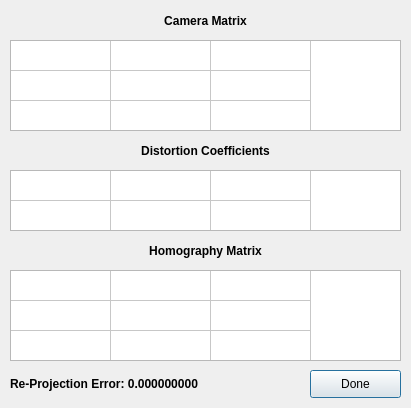
Qt form gui/dialogCalibrationResults.ui (Spinarakk/defectmonitor) before a commit.
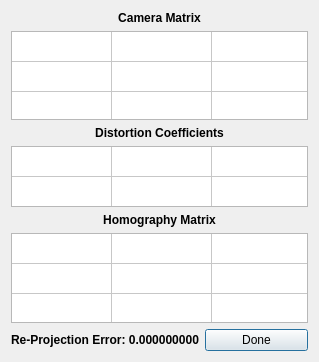
The same form after that commit. Icons and pictures are not drawn.

Commit message: - Implemented the compare overlay function that compares the detect scan pattern output with the contour part overlay using template matching - Fixed the layout scaling issues of the Slice Converter, Overlay Adjustment, Camera Calibration, Camera Settings and Calibration Results dialog windows - Also fixed all the window icons and made sure all windows work properly

Diff of the .ui file:
```diff
--- a/gui/dialogCalibrationResults.ui
+++ b/gui/dialogCalibrationResults.ui
@@ -6,20 +6,20 @@
    <rect>
     <x>0</x>
     <y>0</y>
-    <width>411</width>
-    <height>408</height>
+    <width>319</width>
+    <height>362</height>
    </rect>
   </property>
   <property name="minimumSize">
    <size>
-    <width>411</width>
-    <height>408</height>
+    <width>319</width>
+    <height>362</height>
    </size>
   </property>
   <property name="maximumSize">
    <size>
-    <width>411</width>
-    <height>408</height>
+    <width>319</width>
+    <height>362</height>
    </size>
   </property>
   <property name="windowTitle">
@@ -29,28 +29,60 @@
    <iconset>
     <normaloff>logo.ico</normaloff>logo.ico</iconset>
   </property>
-  <widget class="QPushButton" name="buttonDone">
-   <property name="geometry">
-    <rect>
-     <x>310</x>
-     <y>370</y>
-     <width>91</width>
-     <height>28</height>
-    </rect>
+  <layout class="QGridLayout" name="gridLayout">
+   <item row="0" column="0" colspan="2">
+    <widget class="QLabel" name="labelCameraMatrix">
+     <property name="font">
+      <font>
+       <pointsize>9</pointsize>
+       <weight>75</weight>
+       <bold>true</bold>
+      </font>
    </property>
    <property name="text">
-    <string>Done</string>
-   </property>
-  </widget>
+      <string>Camera Matrix</string>
+     </property>
+     <property name="alignment">
+      <set>Qt::AlignCenter</set>
+     </property>
+    </widget>
+   </item>
+   <item row="2" column="0" colspan="2">
+    <widget class="QLabel" name="labelDistortionCoefficients">
+     <property name="font">
+      <font>
+       <pointsize>9</pointsize>
+       <weight>75</weight>
+       <bold>true</bold>
+      </font>
+     </property>
+     <property name="text">
+      <string>Distortion Coefficients</string>
+     </property>
+     <property name="alignment">
+      <set>Qt::AlignCenter</set>
+     </property>
+    </widget>
+   </item>
+   <item row="4" column="0" colspan="2">
+    <widget class="QLabel" name="labelHomographyMatrix">
+     <property name="font">
+      <font>
+       <pointsize>9</pointsize>
+       <weight>75</weight>
+       <bold>true</bold>
+      </font>
+     </property>
+     <property name="text">
+      <string>Homography Matrix</string>
+     </property>
+     <property name="alignment">
+      <set>Qt::AlignCenter</set>
+     </property>
+    </widget>
+   </item>
+   <item row="6" column="0">
   <widget class="QLabel" name="labelRMS">
-   <property name="geometry">
-    <rect>
-     <x>10</x>
-     <y>370</y>
-     <width>271</width>
-     <height>28</height>
-    </rect>
-   </property>
    <property name="font">
     <font>
      <pointsize>9</pointsize>
@@ -68,18 +100,19 @@
     <set>Qt::AlignLeading|Qt::AlignLeft|Qt::AlignVCenter</set>
    </property>
   </widget>
+   </item>
+   <item row="6" column="1">
+    <widget class="QPushButton" name="pushDone">
+     <property name="text">
+      <string>Done</string>
+     </property>
+    </widget>
+   </item>
+   <item row="1" column="0" colspan="2">
   <widget class="QTableWidget" name="tableCameraMatrix">
    <property name="enabled">
     <bool>true</bool>
    </property>
-   <property name="geometry">
-    <rect>
-     <x>10</x>
-     <y>40</y>
-     <width>391</width>
-     <height>91</height>
-    </rect>
-   </property>
    <property name="verticalScrollBarPolicy">
     <enum>Qt::ScrollBarAlwaysOff</enum>
    </property>
@@ -140,63 +173,83 @@
     </property>
    </item>
   </widget>
-  <widget class="QLabel" name="labelCameraMatrix">
-   <property name="geometry">
-    <rect>
-     <x>10</x>
-     <y>0</y>
-     <width>391</width>
-     <height>41</height>
-    </rect>
-   </property>
-   <property name="font">
-    <font>
-     <pointsize>9</pointsize>
-     <weight>75</weight>
-     <bold>true</bold>
-    </font>
-   </property>
-   <property name="text">
-    <string>Camera Matrix</string>
-   </property>
-   <property name="alignment">
-    <set>Qt::AlignCenter</set>
-   </property>
-  </widget>
-  <widget class="QLabel" name="labelDistortionCoefficients">
-   <property name="geometry">
-    <rect>
-     <x>10</x>
-     <y>130</y>
-     <width>391</width>
-     <height>41</height>
-    </rect>
-   </property>
-   <property name="font">
-    <font>
-     <pointsize>9</pointsize>
-     <weight>75</weight>
-     <bold>true</bold>
-    </font>
-   </property>
+   </item>
+   <item row="5" column="0" colspan="2">
+    <widget class="QTableWidget" name="tableHomographyMatrix">
+     <property name="enabled">
+      <bool>true</bool>
+     </property>
+     <property name="verticalScrollBarPolicy">
+      <enum>Qt::ScrollBarAlwaysOff</enum>
+     </property>
+     <property name="horizontalScrollBarPolicy">
+      <enum>Qt::ScrollBarAlwaysOff</enum>
+     </property>
+     <property name="autoScroll">
+      <bool>false</bool>
+     </property>
+     <property name="editTriggers">
+      <set>QAbstractItemView::NoEditTriggers</set>
+     </property>
+     <property name="showGrid">
+      <bool>true</bool>
+     </property>
+     <property name="wordWrap">
+      <bool>true</bool>
+     </property>
+     <property name="cornerButtonEnabled">
+      <bool>true</bool>
+     </property>
+     <property name="rowCount">
+      <number>3</number>
+     </property>
+     <property name="columnCount">
+      <number>3</number>
+     </property>
+     <attribute name="horizontalHeaderVisible">
+      <bool>false</bool>
+     </attribute>
+     <attribute name="verticalHeaderVisible">
+      <bool>false</bool>
+     </attribute>
+     <attribute name="verticalHeaderDefaultSectionSize">
+      <number>30</number>
+     </attribute>
+     <row/>
+     <row/>
+     <row/>
+     <column>
    <property name="text">
-    <string>Distortion Coefficients</string>
-   </property>
-   <property name="alignment">
-    <set>Qt::AlignCenter</set>
-   </property>
-  </widget>
+       <string>1</string>
+      </property>
+     </column>
+     <column>
+      <property name="text">
+       <string>2</string>
+      </property>
+     </column>
+     <column>
+      <property name="text">
+       <string>3</string>
+      </property>
+     </column>
+     <item row="0" column="0">
+      <property name="text">
+       <string/>
+      </property>
+     </item>
+    </widget>
+   </item>
+   <item row="3" column="0" colspan="2">
   <widget class="QTableWidget" name="tableDistortionCoefficients">
    <property name="enabled">
     <bool>true</bool>
    </property>
-   <property name="geometry">
-    <rect>
-     <x>10</x>
-     <y>170</y>
-     <width>391</width>
+     <property name="maximumSize">
+      <size>
+       <width>16777215</width>
      <height>61</height>
-    </rect>
+      </size>
    </property>
    <property name="verticalScrollBarPolicy">
     <enum>Qt::ScrollBarAlwaysOff</enum>
@@ -257,103 +310,12 @@
     </property>
    </item>
   </widget>
-  <widget class="QLabel" name="labelHomographyMatrix">
-   <property name="geometry">
-    <rect>
-     <x>10</x>
-     <y>230</y>
-     <width>391</width>
-     <height>41</height>
-    </rect>
-   </property>
-   <property name="font">
-    <font>
-     <pointsize>9</pointsize>
-     <weight>75</weight>
-     <bold>true</bold>
-    </font>
-   </property>
-   <property name="text">
-    <string>Homography Matrix</string>
-   </property>
-   <property name="alignment">
-    <set>Qt::AlignCenter</set>
-   </property>
-  </widget>
-  <widget class="QTableWidget" name="tableHomographyMatrix">
-   <property name="enabled">
-    <bool>true</bool>
-   </property>
-   <property name="geometry">
-    <rect>
-     <x>10</x>
-     <y>270</y>
-     <width>391</width>
-     <height>91</height>
-    </rect>
-   </property>
-   <property name="verticalScrollBarPolicy">
-    <enum>Qt::ScrollBarAlwaysOff</enum>
-   </property>
-   <property name="horizontalScrollBarPolicy">
-    <enum>Qt::ScrollBarAlwaysOff</enum>
-   </property>
-   <property name="autoScroll">
-    <bool>false</bool>
-   </property>
-   <property name="editTriggers">
-    <set>QAbstractItemView::NoEditTriggers</set>
-   </property>
-   <property name="showGrid">
-    <bool>true</bool>
-   </property>
-   <property name="wordWrap">
-    <bool>true</bool>
-   </property>
-   <property name="cornerButtonEnabled">
-    <bool>true</bool>
-   </property>
-   <property name="rowCount">
-    <number>3</number>
-   </property>
-   <property name="columnCount">
-    <number>3</number>
-   </property>
-   <attribute name="horizontalHeaderVisible">
-    <bool>false</bool>
-   </attribute>
-   <attribute name="verticalHeaderVisible">
-    <bool>false</bool>
-   </attribute>
-   <attribute name="verticalHeaderDefaultSectionSize">
-    <number>30</number>
-   </attribute>
-   <row/>
-   <row/>
-   <row/>
-   <column>
-    <property name="text">
-     <string>1</string>
-    </property>
-   </column>
-   <column>
-    <property name="text">
-     <string>2</string>
-    </property>
-   </column>
-   <column>
-    <property name="text">
-     <string>3</string>
-    </property>
-   </column>
-   <item row="0" column="0">
-    <property name="text">
-     <string/>
-    </property>
    </item>
-  </widget>
- </widget>
- <resources/>
+  </layout>
+ </widget>
+ <resources>
+  <include location="icons.qrc"/>
+ </resources>
  <connections>
   <connection>
    <sender>buttonDone</sender>
```
Left out of the diff: 6 changed lines with no effect on the pictures. Lines whose indentation alone changed are shown as unchanged. The commit also changes 18 other files.
